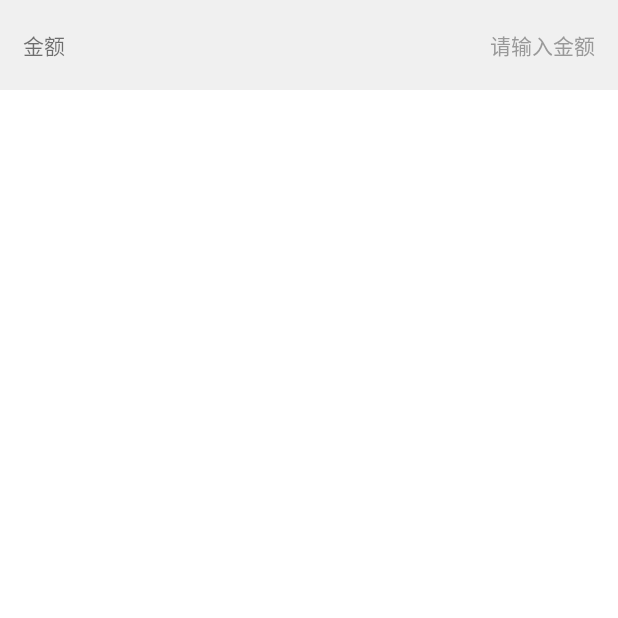
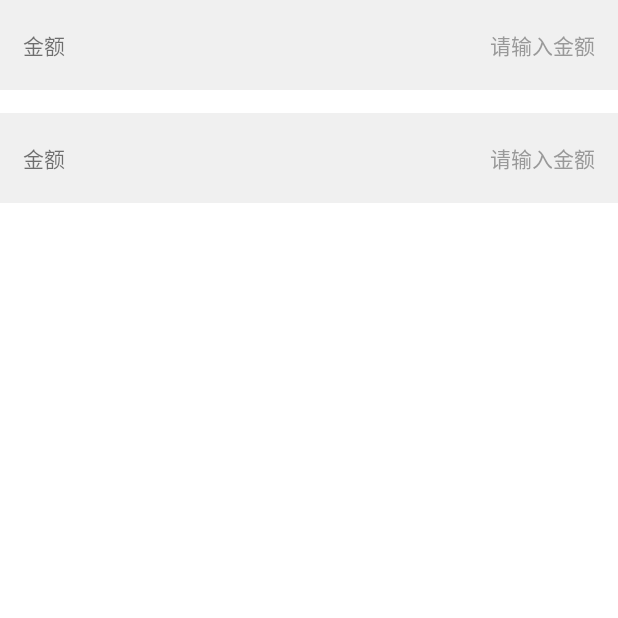
Before and after one commit to lingxiaodshz/TheFirst, an Android app: the screen it shows after launch (LastInputActivity), on a phone screen of 412 x 824 dp, the top half of it. Run offline under Robolectric (Android 15) with nearby library versions, the phone set to English and light mode, and no system bars.

Commit message:
EditText不会自动变大小

```diff
--- a/app/src/main/java/com/lingxiao/thefirst/widget/LastInputActivity.java
+++ b/app/src/main/java/com/lingxiao/thefirst/widget/LastInputActivity.java
@@ -6,6 +6,10 @@ import android.support.annotation.Nullable;
 import android.text.Editable;
 import android.text.TextUtils;
 import android.text.TextWatcher;
+import android.view.View;
+import android.widget.EditText;
+import android.widget.LinearLayout;
+import android.widget.TextView;
 
 import com.lingxiao.thefirst.R;
 
@@ -17,6 +21,9 @@ import com.lingxiao.thefirst.R;
 
 public class LastInputActivity extends Activity {
     private LastInputEditText mEtInput;
+    private EditText mEtInput1;
+    private TextView mTvMoney;
+    private LinearLayout mLayout;
 
     @Override
     protected void onCreate(@Nullable Bundle savedInstanceState) {
@@ -24,9 +31,12 @@ public class LastInputActivity extends Activity {
         setContentView(R.layout.activity_last_input);
 
         mEtInput = findViewById(R.id.et_input);
+        mEtInput1 = findViewById(R.id.et_input1);
+        mTvMoney = findViewById(R.id.tv_money);
+        mLayout = findViewById(R.id.ll_layout);
 
         mEtInput.addTextChangedListener(mInputWatcher);
-
+        mEtInput1.addTextChangedListener(mWatcher);
     }
 
     private TextWatcher mInputWatcher = new TextWatcher() {
@@ -69,4 +79,26 @@ public class LastInputActivity extends Activity {
             mEtInput.addTextChangedListener(mInputWatcher);
         }
     };
+
+    private TextWatcher mWatcher = new TextWatcher() {
+        @Override
+        public void beforeTextChanged(CharSequence charSequence, int i, int i1, int i2) {
+
+        }
+
+        @Override
+        public void onTextChanged(CharSequence charSequence, int i, int i1, int i2) {
+
+        }
+
+        @Override
+        public void afterTextChanged(Editable editable) {
+            if (!TextUtils.isEmpty(mEtInput1.getText())) {
+                mTvMoney.setVisibility(View.VISIBLE);
+            } else {
+                mTvMoney.setVisibility(View.GONE);
+            }
+            mEtInput1.measure(View.MeasureSpec.AT_MOST, View.MeasureSpec.AT_MOST);
+        }
+    };
 }
--- a/app/src/main/res/layout/activity_last_input.xml
+++ b/app/src/main/res/layout/activity_last_input.xml
@@ -36,4 +36,53 @@
             android:textSize="14sp" />
     </RelativeLayout>
 
+    <RelativeLayout
+        android:layout_width="match_parent"
+        android:layout_height="60dp"
+        android:layout_marginTop="15dp"
+        android:background="#f0f0f0"
+        android:orientation="horizontal">
+
+        <TextView
+            android:layout_width="wrap_content"
+            android:layout_height="wrap_content"
+            android:layout_centerVertical="true"
+            android:layout_marginLeft="15dp"
+            android:text="金额" />
+
+        <LinearLayout
+            android:id="@+id/ll_layout"
+            android:layout_width="200dp"
+            android:layout_height="wrap_content"
+            android:layout_alignParentRight="true"
+            android:layout_centerVertical="true"
+            android:layout_marginRight="15dp"
+            android:gravity="center_vertical|right"
+            android:orientation="horizontal">
+
+            <TextView
+                android:id="@+id/tv_money"
+                android:layout_width="wrap_content"
+                android:layout_height="wrap_content"
+                android:text="¥"
+                android:textColor="#333333"
+                android:textSize="14sp"
+                android:visibility="gone" />
+
+            <EditText
+                android:id="@+id/et_input1"
+                android:layout_width="wrap_content"
+                android:layout_height="60dp"
+                android:background="@android:color/transparent"
+                android:gravity="right|center_vertical"
+                android:hint="请输入金额"
+                android:imeOptions="actionDone"
+                android:inputType="number"
+                android:maxLength="8"
+                android:textColor="#333333"
+                android:textColorHint="#999999"
+                android:textSize="14sp" />
+        </LinearLayout>
+    </RelativeLayout>
+
 </LinearLayout>
```
